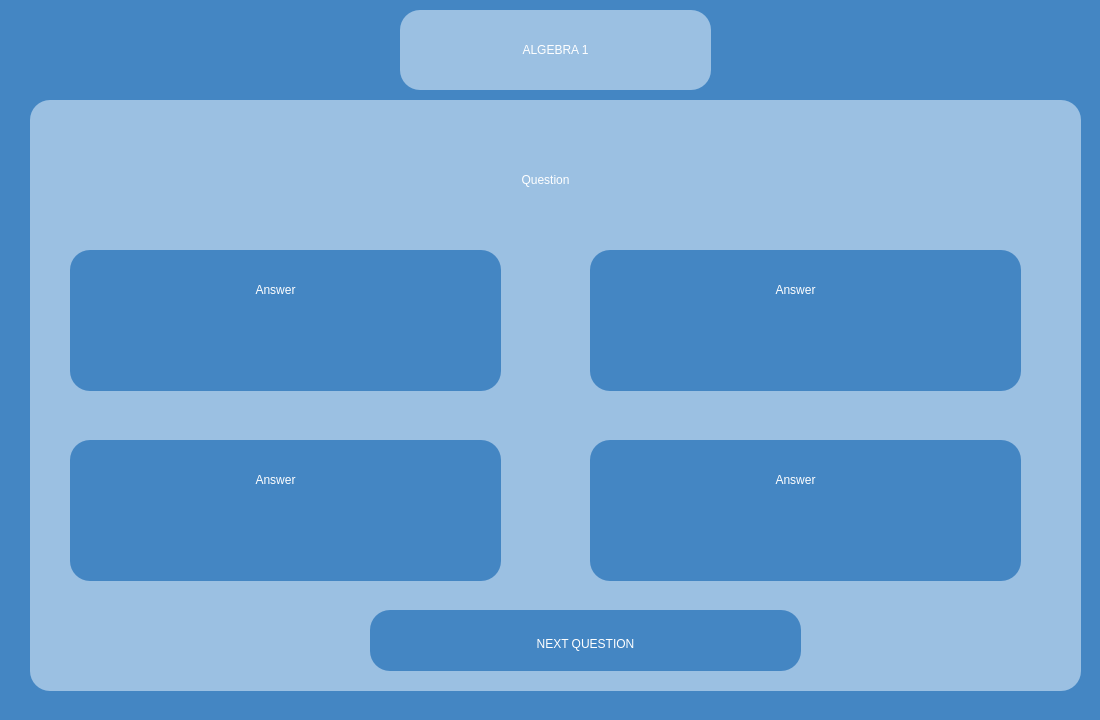
This is AGUniverse/presentationLayer/vocabularyExam2.ui in codingburgas/sprint-eschool-ag-universe as Qt 5 draws it before an edit. The edited form follows.
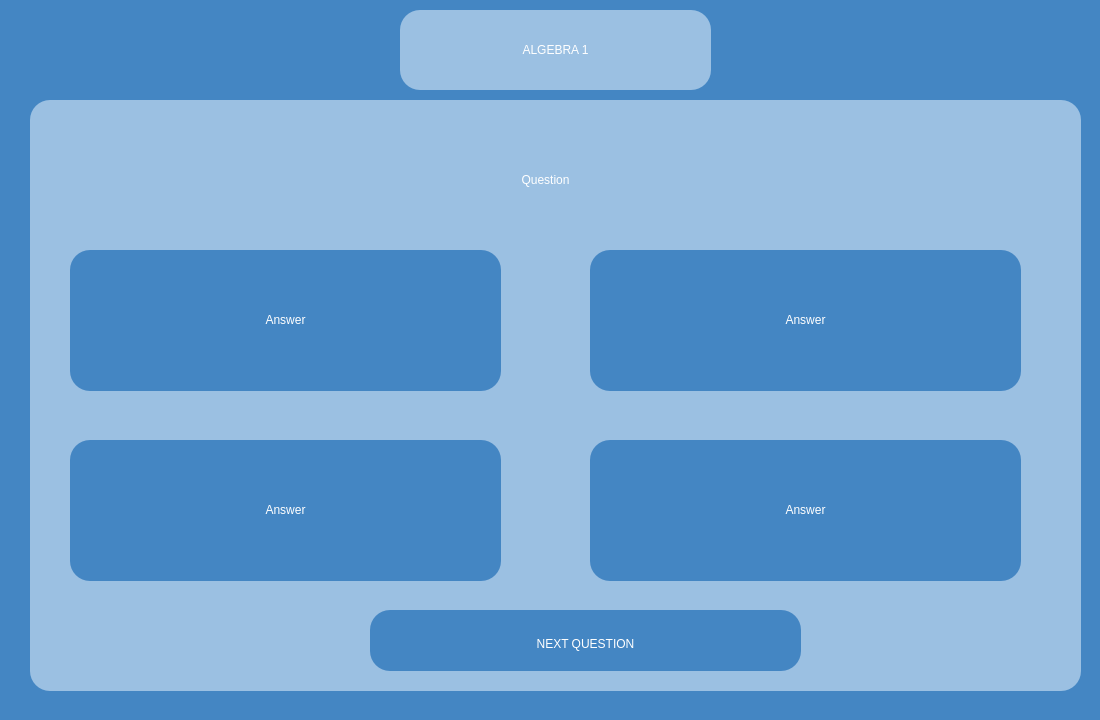
This is the edited form.

Commit message: Complete english exams (Close #30)

What changed in the file:
```diff
--- a/AGUniverse/presentationLayer/vocabularyExam2.ui
+++ b/AGUniverse/presentationLayer/vocabularyExam2.ui
@@ -80,9 +80,9 @@
     <widget class="QLabel" name="answer_1">
      <property name="geometry">
       <rect>
-       <x>60</x>
-       <y>10</y>
-       <width>291</width>
+       <x>10</x>
+       <y>40</y>
+       <width>411</width>
        <height>61</height>
       </rect>
      </property>
@@ -140,9 +140,9 @@
     <widget class="QLabel" name="answer_2">
      <property name="geometry">
       <rect>
-       <x>60</x>
-       <y>10</y>
-       <width>291</width>
+       <x>10</x>
+       <y>40</y>
+       <width>411</width>
        <height>61</height>
       </rect>
      </property>
@@ -200,9 +200,9 @@
     <widget class="QLabel" name="answer_3">
      <property name="geometry">
       <rect>
-       <x>60</x>
-       <y>10</y>
-       <width>291</width>
+       <x>10</x>
+       <y>40</y>
+       <width>411</width>
        <height>61</height>
       </rect>
      </property>
@@ -260,9 +260,9 @@
     <widget class="QLabel" name="answer_4">
      <property name="geometry">
       <rect>
-       <x>60</x>
-       <y>10</y>
-       <width>291</width>
+       <x>10</x>
+       <y>40</y>
+       <width>411</width>
        <height>61</height>
       </rect>
      </property>
```
The commit also changes 28 other files.
